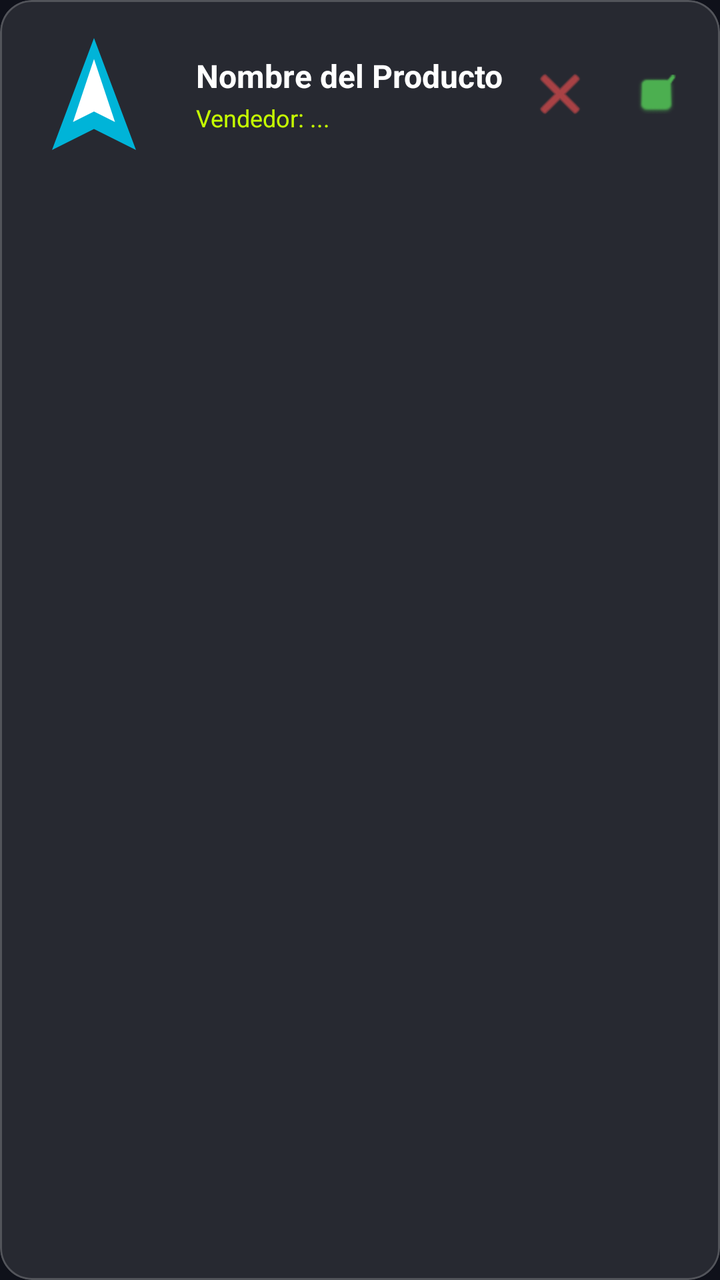
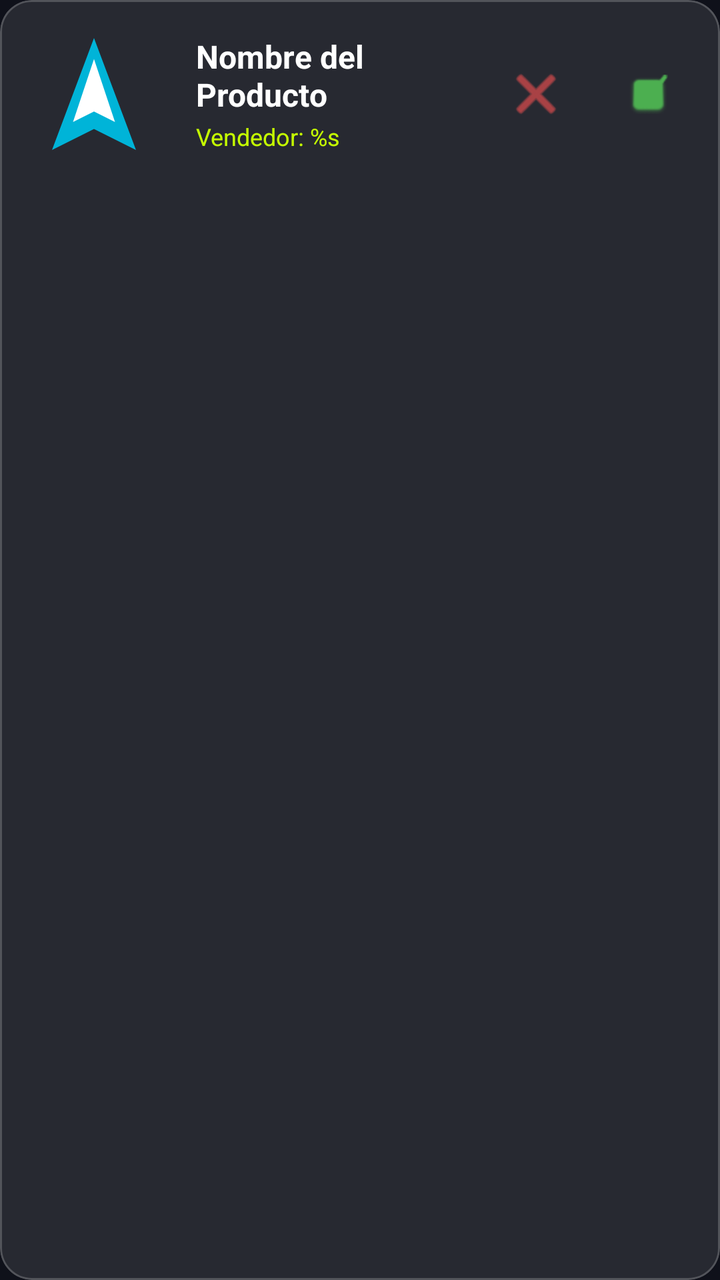

Two renders of the same Android screen: before a commit and after it. Below are the layout's source before the change and the commit's diff.
<!-- AndroidManifest.xml: application theme Theme.VoltCore -->
<!-- res/layout/item_moderation_pending.xml -->
<?xml version="1.0" encoding="utf-8"?>
<com.google.android.material.card.MaterialCardView xmlns:android="http://schemas.android.com/apk/res/android"
    xmlns:app="http://schemas.android.com/apk/res-auto"
    android:layout_width="match_parent"
    android:layout_height="wrap_content"
    android:layout_marginBottom="12dp"
    app:cardBackgroundColor="@color/glass_surface"
    app:cardCornerRadius="16dp"
    app:strokeColor="@color/glass_stroke"
    app:strokeWidth="1dp">

    <LinearLayout
        android:layout_width="match_parent"
        android:layout_height="wrap_content"
        android:orientation="horizontal"
        android:padding="12dp"
        android:gravity="center_vertical">

        <com.google.android.material.imageview.ShapeableImageView
            android:id="@+id/ivProduct"
            android:layout_width="70dp"
            android:layout_height="70dp"
            android:scaleType="centerCrop"
            app:shapeAppearanceOverlay="@style/ShapeAppearance.Material3.Corner.Medium"
            android:src="@drawable/ic_voltcore_logo" />

        <LinearLayout
            android:layout_width="0dp"
            android:layout_height="wrap_content"
            android:layout_weight="1"
            android:layout_marginStart="16dp"
            android:orientation="vertical">

            <TextView
                android:id="@+id/tvProductName"
                android:layout_width="wrap_content"
                android:layout_height="wrap_content"
                android:text="Nombre del Producto"
                android:textColor="@color/white"
                android:textSize="16sp"
                android:textStyle="bold" />

            <TextView
                android:id="@+id/tvVendorName"
                android:layout_width="wrap_content"
                android:layout_height="wrap_content"
                android:text="Vendedor: ..."
                android:textColor="@color/volt_primary"
                android:textSize="12sp"
                android:layout_marginTop="2dp" />
        </LinearLayout>

        <ImageButton
            android:id="@+id/btnReject"
            android:layout_width="40dp"
            android:layout_height="40dp"
            android:background="?attr/selectableItemBackgroundBorderless"
            android:src="@android:drawable/ic_menu_close_clear_cancel"
            app:tint="#FF5252" />

        <ImageButton
            android:id="@+id/btnApprove"
            android:layout_width="40dp"
            android:layout_height="40dp"
            android:layout_marginStart="8dp"
            android:background="?attr/selectableItemBackgroundBorderless"
            android:src="@android:drawable/checkbox_on_background"
            app:tint="@color/colorSuccess" />

    </LinearLayout>
</com.google.android.material.card.MaterialCardView>
<!-- resources referenced by this layout -->
<resources>
  <color name="colorSuccess">#4CAF50</color>
  <color name="glass_stroke">#33FFFFFF</color>
  <color name="glass_surface">#1AFFFFFF</color>
  <color name="volt_primary">#C6FF00</color>
  <color name="white">#FFFFFFFF</color>
  <!-- drawable ic_voltcore_logo (drawable) -->
  <vector xmlns:android="http://schemas.android.com/apk/res/android"
      android:width="200dp"
      android:height="200dp"
      android:viewportWidth="200"
      android:viewportHeight="200">
      <path
          android:fillColor="#00B4D8"
          android:pathData="M100,20 L160,180 L100,150 L40,180 Z" />
      <path
          android:fillColor="#FFFFFF"
          android:pathData="M100,50 L130,140 L100,125 L70,140 Z" />
  </vector>
  <style name="Theme.VoltCore" parent="Base.Theme.VoltCore" />
  <style name="Base.Theme.VoltCore" parent="Theme.Material3.DayNight.NoActionBar">
          
          <item name="colorPrimary">@color/volt_primary</item>
          <item name="android:windowBackground">@color/volt_background</item>
          <item name="colorSurface">@color/glass_surface</item>
          <item name="colorOnSurface">@color/white</item>
      </style>
  <color name="volt_background">#0F111A</color>
</resources>

<!-- the commit's change to res/layout/item_moderation_pending.xml (unified diff, before → after) -->
@@ -22,7 +22,8 @@
             android:layout_height="70dp"
             android:scaleType="centerCrop"
             app:shapeAppearanceOverlay="@style/ShapeAppearance.Material3.Corner.Medium"
-            android:src="@drawable/ic_voltcore_logo" />
+            android:src="@drawable/ic_voltcore_logo"
+            android:contentDescription="@string/product_image_desc"/>
 
         <LinearLayout
             android:layout_width="0dp"
@@ -35,7 +36,7 @@
                 android:id="@+id/tvProductName"
                 android:layout_width="wrap_content"
                 android:layout_height="wrap_content"
-                android:text="Nombre del Producto"
+                android:text="@string/product_name_placeholder"
                 android:textColor="@color/white"
                 android:textSize="16sp"
                 android:textStyle="bold" />
@@ -44,7 +45,7 @@
                 android:id="@+id/tvVendorName"
                 android:layout_width="wrap_content"
                 android:layout_height="wrap_content"
-                android:text="Vendedor: ..."
+                android:text="@string/vendedor_prefix"
                 android:textColor="@color/volt_primary"
                 android:textSize="12sp"
                 android:layout_marginTop="2dp" />
@@ -52,20 +53,22 @@
 
         <ImageButton
             android:id="@+id/btnReject"
-            android:layout_width="40dp"
-            android:layout_height="40dp"
+            android:layout_width="48dp"
+            android:layout_height="48dp"
             android:background="?attr/selectableItemBackgroundBorderless"
             android:src="@android:drawable/ic_menu_close_clear_cancel"
-            app:tint="#FF5252" />
+            app:tint="@color/volt_error"
+            android:contentDescription="@string/delete"/>
 
         <ImageButton
             android:id="@+id/btnApprove"
-            android:layout_width="40dp"
-            android:layout_height="40dp"
+            android:layout_width="48dp"
+            android:layout_height="48dp"
             android:layout_marginStart="8dp"
             android:background="?attr/selectableItemBackgroundBorderless"
             android:src="@android:drawable/checkbox_on_background"
-            app:tint="@color/colorSuccess" />
+            app:tint="@color/colorSuccess"
+            android:contentDescription="@string/save"/>
 
     </LinearLayout>
 </com.google.android.material.card.MaterialCardView>
<!-- resource entries referenced after the edit -->
@@ -3,6 +3,7 @@
   <color name="colorSuccess">#4CAF50</color>
   <color name="glass_stroke">#33FFFFFF</color>
   <color name="glass_surface">#1AFFFFFF</color>
+  <color name="volt_error">#FF5252</color>
   <color name="volt_primary">#C6FF00</color>
   <color name="white">#FFFFFFFF</color>
   <!-- drawable ic_voltcore_logo (drawable) -->
@@ -18,6 +19,11 @@
           android:fillColor="#FFFFFF"
           android:pathData="M100,50 L130,140 L100,125 L70,140 Z" />
   </vector>
+  <string name="delete">Eliminar</string>
+  <string name="product_image_desc">Imagen del producto</string>
+  <string name="product_name_placeholder">Nombre del Producto</string>
+  <string name="save">Guardar</string>
+  <string name="vendedor_prefix">Vendedor: %s</string>
   <style name="Theme.VoltCore" parent="Base.Theme.VoltCore" />
   <style name="Base.Theme.VoltCore" parent="Theme.Material3.DayNight.NoActionBar">
           
